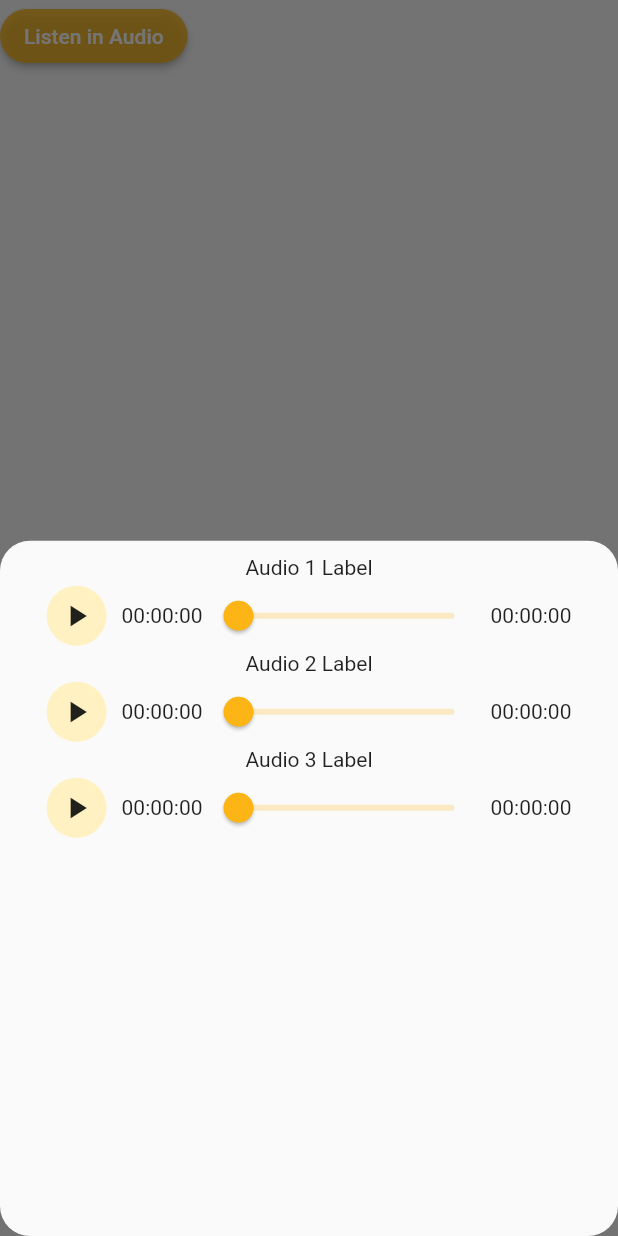
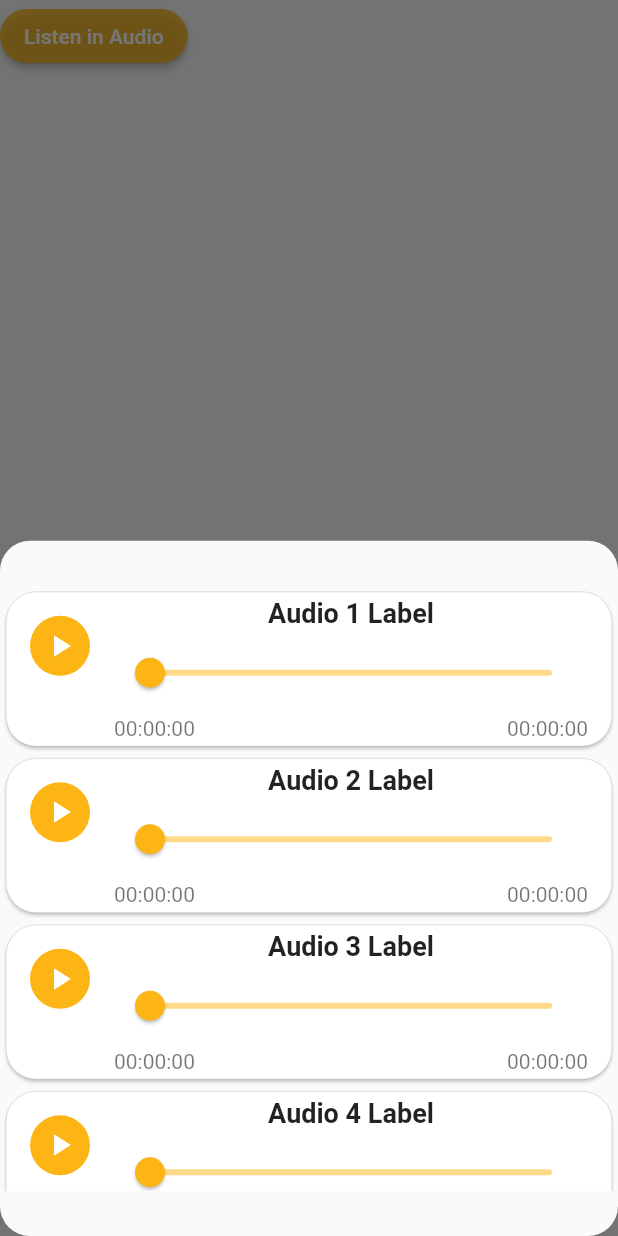
Before and after one commit to user100-786/PBCS-Bible-Course-App, a Flutter app: the ModelBottomSheet widget shown alone on an empty page, opened directly, after a tap on "Listen in Audio", on a phone screen of 412 x 824 dp. Run offline on Flutter 3.47's test engine with Material 2 defaults, Android fonts, the phone set to English and light mode, and no system bars; our stand-ins replace audioplayers, cloud_firestore, file_picker, firebase_auth, firebase_core, firebase_database and 4 more; missing offline and left inert: flutter_pdfview; accounts and stored records are empty; network calls fail.

Commit message:
Course Audio Updated with more styling

```diff
--- a/lib/course_modules/Course_01/course_01_audio.dart
+++ b/lib/course_modules/Course_01/course_01_audio.dart
@@ -101,7 +101,6 @@
 //   }
 // }
 
-
 import 'package:flutter/material.dart';
 import 'package:audioplayers/audioplayers.dart';
 import '../../constants/colors.dart';
@@ -134,6 +133,9 @@ class _Course01AudioState extends State<Course01Audio> {
     AudioFile(filePath: 'audio.mp3', label: 'Audio 1 Label'),
     AudioFile(filePath: 'audio.mp3', label: 'Audio 2 Label'),
     AudioFile(filePath: 'audio.mp3', label: 'Audio 3 Label'),
+    AudioFile(filePath: 'audio.mp3', label: 'Audio 4 Label'),
+    AudioFile(filePath: 'audio.mp3', label: 'Audio 5 Label'),
+    AudioFile(filePath: 'audio.mp3', label: 'Audio 6 Label'),
   ];
 
   @override
@@ -183,20 +185,22 @@ class _Course01AudioState extends State<Course01Audio> {
           itemCount: audioFiles.length,
           itemBuilder: (BuildContext context, int index) {
             final audioFile = audioFiles[index];
-            return Column(
-              children: [
-                Text(audioFile.label),
-                Row(
-                  mainAxisAlignment: MainAxisAlignment.center,
-                  children: [
-                    CircleAvatar(
-                      radius: 20,
+            return Card(
+              shape: RoundedRectangleBorder(
+                borderRadius: BorderRadius.circular(20),
+                side: const BorderSide(
+                  color: Colors.grey,
+                  width: 0.2,
+                ),
+              ),
+              child: ListTile(
+                leading: CircleAvatar(
+                  backgroundColor: MaterialPrimaryColor,
                   child: IconButton(
                     icon: Icon(
-                          isPlayingList[index]
-                              ? Icons.pause
-                              : Icons.play_arrow,
+                      isPlayingList[index] ? Icons.pause : Icons.play_arrow,
                     ),
+                    color: Colors.white,
                     onPressed: () {
                       setState(() {
                         playAudio(index);
@@ -204,9 +208,22 @@ class _Course01AudioState extends State<Course01Audio> {
                     },
                   ),
                 ),
-                    const SizedBox(width: 10),
-                    Text(formatTime(positionList[index].inSeconds)),
+                title: Center(
+                  child: Text(
+                    audioFile.label,
+                    style: const TextStyle(
+                      fontWeight: FontWeight.bold,
+                      fontSize: 18,
+                    ),
+                  ),
+                ),
+                subtitle: Column(
+                  crossAxisAlignment: CrossAxisAlignment.start,
+                  children: [
+                    const SizedBox(height: 5),
                     Slider(
+                      activeColor: MaterialPrimaryColor,
+                      inactiveColor: MaterialPrimaryColor.withOpacity(0.5),
                       min: 0,
                       max: durationList[index].inSeconds.toDouble(),
                       value: positionList[index].inSeconds.toDouble(),
@@ -215,12 +232,58 @@ class _Course01AudioState extends State<Course01Audio> {
                         players[index].seek(position);
                       },
                     ),
+                    const SizedBox(height: 5),
+                    Row(
+                      mainAxisAlignment: MainAxisAlignment.spaceBetween,
+                      children: [
+                        Text(formatTime(positionList[index].inSeconds)),
                         Text(formatTime(
-                        (durationList[index] - positionList[index]).inSeconds)),
+                            (durationList[index] - positionList[index])
+                                .inSeconds)),
                       ],
                     ),
                   ],
+                ),
+              ),
             );
+            // return Column(
+            //   children: [
+            //     Text(audioFile.label),
+            //     Row(
+            //       mainAxisAlignment: MainAxisAlignment.center,
+            //       children: [
+            //         CircleAvatar(
+            //           radius: 20,
+            //           child: IconButton(
+            //             icon: Icon(
+            //               isPlayingList[index]
+            //                   ? Icons.pause
+            //                   : Icons.play_arrow,
+            //             ),
+            //             onPressed: () {
+            //               setState(() {
+            //                 playAudio(index);
+            //               });
+            //             },
+            //           ),
+            //         ),
+            //         const SizedBox(width: 10),
+            //         Text(formatTime(positionList[index].inSeconds)),
+            //         Slider(
+            //           min: 0,
+            //           max: durationList[index].inSeconds.toDouble(),
+            //           value: positionList[index].inSeconds.toDouble(),
+            //           onChanged: (value) {
+            //             final position = Duration(seconds: value.toInt());
+            //             players[index].seek(position);
+            //           },
+            //         ),
+            //         Text(formatTime(
+            //             (durationList[index] - positionList[index]).inSeconds)),
+            //       ],
+            //     ),
+            //   ],
+            // );
           },
         ),
       ),
--- a/lib/course_modules/model_bottom_sheet/bottom_sheet.dart
+++ b/lib/course_modules/model_bottom_sheet/bottom_sheet.dart
@@ -21,7 +21,7 @@ class _ModelBottomSheetState extends State<ModelBottomSheet> {
             borderRadius: BorderRadius.circular(20.0),
           ),
           builder: (context) => Container(
-            padding: const EdgeInsets.all(10),
+            padding: const EdgeInsets.fromLTRB(0,30,0,30),
             child: const Course01Audio(),
             // child: const Column(
             //   crossAxisAlignment: CrossAxisAlignment.start,
```
Lines whose indentation alone changed are shown as unchanged.
